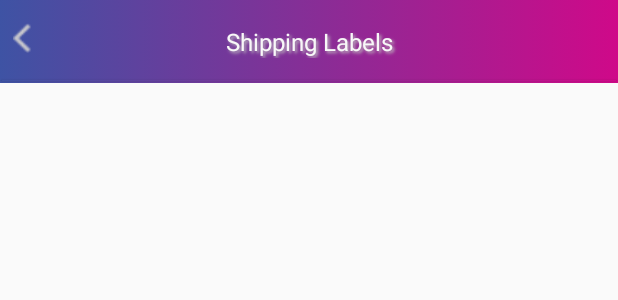
After one commit to roagra/smbhackathon, an Android app: the layout header_label_print.xml on its own in the app's theme, with its tools: preview values and no code run, on a phone screen of 412 x 824 dp. The commit adds this screen. Shown: the top 300 px of the screen. Run offline under Robolectric (Android 15) with nearby library versions, the phone set to English and light mode, and no system bars.

Commit message:
Changed few labels

```diff
--- a/app/src/main/java/com/pb/reminderapp/PrintPreviewActivity.java
+++ b/app/src/main/java/com/pb/reminderapp/PrintPreviewActivity.java
@@ -70,7 +70,7 @@ public class PrintPreviewActivity extends Activity {
                     EventInfo.ShippingOption shippingOption = getSelectedShippingOption(eventInfo);
                     //RateRequest shipmentRequest = appService.prepareRateAndShipmentRequest(eventInfo.getToAddress(), shippingOption.getMailClass());
                     //RateResponse shipmentResponse = GetAPIData.getShipmentLabel(shipmentRequest);
-                    //appService.markEventAsCancelled(eventInfo.getEventId(),mService);
+                    //appService.markEventAsDone(eventInfo.getEventId(),mService);
                     //rateResponseList.add(shipmentResponse);
                 }
             } catch (Exception e) {
--- a/app/src/main/java/com/pb/reminderapp/service/ReminderAppService.java
+++ b/app/src/main/java/com/pb/reminderapp/service/ReminderAppService.java
@@ -82,7 +82,7 @@ public class ReminderAppService {
     }
 
 
-    public void markEventAsCancelled(String eventId, com.google.api.services.calendar.Calendar mService) throws IOException {
+    public void markEventAsDone(String eventId, com.google.api.services.calendar.Calendar mService) throws IOException {
         Event event = mService.events().get("primary", eventId).execute();
         event.setStatus("tentative");
         //String eventColor = event.getColorId();
--- a/app/src/main/java/com/pb/reminderapp/utility/LazyAdapter.java
+++ b/app/src/main/java/com/pb/reminderapp/utility/LazyAdapter.java
@@ -1,6 +1,7 @@
 package com.pb.reminderapp.utility;
 
 import android.content.Context;
+import android.graphics.Color;
 import android.graphics.drawable.Drawable;
 import android.view.LayoutInflater;
 import android.view.View;
@@ -50,13 +51,15 @@ public class LazyAdapter extends BaseAdapter {
         if (convertView == null)
             vi = inflater.inflate(R.layout.list_row, null);
 
+        final EventInfo eventInfo = data.get(position);
         TextView title = (TextView) vi.findViewById(R.id.title); // title
+        if (eventInfo.isSevere()) {
+            title.setTextColor(Color.RED);
+        }
         TextView address = (TextView) vi.findViewById(R.id.address); // To Address
         //TextView recommendation = (TextView) vi.findViewById(R.id.recommendation); // artist name
         TextView duration = (TextView) vi.findViewById(R.id.duration); // duration
 
-
-        final EventInfo eventInfo = data.get(position);
 
 //        // Setting all values in listview
 //        ImageView thumb_image = (ImageView) vi.findViewById(R.id.list_image); // thumb image
--- a/app/src/main/res/layout/activity_print_priview.xml
+++ b/app/src/main/res/layout/activity_print_priview.xml
@@ -5,7 +5,7 @@
     android:layout_height="fill_parent"
     android:orientation="vertical">
 
-    <include layout="@layout/header" />
+    <include layout="@layout/header_label_print" />
 
     <LinearLayout
         android:id="@+id/baseContainer"
--- /dev/null
+++ b/app/src/main/res/layout/header_label_print.xml
@@ -0,0 +1,45 @@
+<?xml version="1.0" encoding="utf-8"?>
+<RelativeLayout xmlns:android="http://schemas.android.com/apk/res/android"
+    xmlns:app="http://schemas.android.com/apk/res-auto"
+    xmlns:tools="http://schemas.android.com/tools"
+    android:id="@+id/header"
+
+    android:layout_width="match_parent"
+    android:layout_height="@dimen/dp_55"
+    android:background="@drawable/blue_magenta_gradient_left_to_right">
+
+    <ImageView
+        android:id="@+id/image_view_header_icon"
+        android:layout_width="@dimen/dp_30"
+        android:layout_marginTop="@dimen/dp_15"
+        android:layout_height="@dimen/dp_30"
+        android:layout_alignParentLeft="true"
+        android:paddingBottom="@dimen/dp_10"
+        android:scaleType="fitCenter"
+        android:src="@drawable/back" />
+
+    <TextView
+        android:id="@+id/textView_screen_title"
+        android:layout_width="match_parent"
+        android:layout_height="wrap_content"
+        android:layout_centerInParent="true"
+        android:layout_marginLeft="@dimen/dp_80"
+        android:layout_marginRight="@dimen/dp_110"
+        android:layout_toRightOf="@+id/image_view_header_icon"
+        android:gravity="center"
+        android:shadowColor="@color/pb_gray_300_button_pressed"
+        android:shadowDx="2"
+        android:shadowDy="2"
+        android:shadowRadius="2"
+        android:text="Shipping Labels"
+        android:textColor="@color/pb_gray_50_white"
+        android:textSize="@dimen/sp_16" />
+
+    <View
+        android:layout_width="match_parent"
+        android:layout_height="@dimen/dp_0.5"
+        android:layout_alignParentBottom="true"
+        android:layout_margin="@dimen/dp_1"
+        android:background="@drawable/blue_magenta_gradient_left_to_right"
+        android:elevation="@dimen/dp_1" />
+</RelativeLayout>
```
